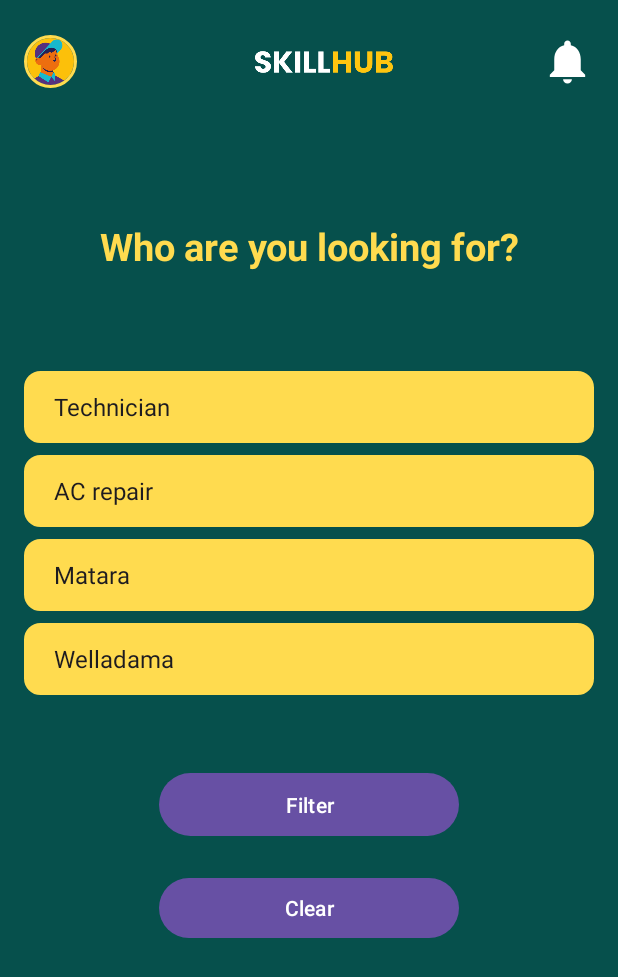
After one commit to pavithrailankoon/skillshub, an Android app: the FilterActivity screen opened directly, with no data from a screen before it, on a phone screen of 412 x 824 dp. The commit adds this screen. Shown: the top 977 px of the screen. Run offline under Robolectric (Android 15) with nearby library versions, the phone set to English and light mode, and no system bars; our stand-ins replace CircleImageView.

Commit message:
Create filter

```diff
--- /dev/null
+++ b/app/src/main/java/com/example/skillshub/FilterActivity.java
@@ -0,0 +1,45 @@
+package com.example.skillshub;
+
+import android.content.Intent;
+import android.os.Bundle;
+
+import androidx.activity.EdgeToEdge;
+import androidx.appcompat.app.AppCompatActivity;
+
+import android.view.View;
+import android.widget.AutoCompleteTextView;
+import android.widget.ArrayAdapter;
+import android.widget.ImageView;
+
+public class FilterActivity extends AppCompatActivity {
+
+    @Override
+    protected void onCreate(Bundle savedInstanceState) {
+        super.onCreate(savedInstanceState);
+        EdgeToEdge.enable(this);
+        setContentView(R.layout.activity_filter);
+
+        // Find the ImageView by its ID
+        ImageView imageView = findViewById(R.id.avatar);
+
+
+
+//        AutoCompleteTextView autoCompleteTextView = findViewById(R.id.autoCompleteTextView);
+//
+//        // Create an ArrayAdapter with the list of items
+//        ArrayAdapter<String> adapter = new ArrayAdapter<>(this, android.R.layout.simple_dropdown_item_1line, items);
+//
+//        // Set the adapter to the AutoCompleteTextView
+//        autoCompleteTextView.setAdapter(adapter);
+//
+//        // Set the adapter to the AutoCompleteTextView
+//        autoCompleteTextView.setAdapter(adapter);
+//
+//        // Optional: Set the threshold value to start searching after 1 character
+//        autoCompleteTextView.setThreshold(1);
+//    }
+//    private static final String[] items = new String[] {
+//            "Belgium", "France", "Italy", "Germany", "Spain"
+//    };
+    }
+}
--- /dev/null
+++ b/app/src/main/java/com/example/skillshub/firebase/TestFirebaseActivity.java
@@ -0,0 +1,52 @@
+package com.example.skillshub.firebase;
+
+import android.os.Bundle;
+import android.widget.Toast;
+
+import androidx.activity.EdgeToEdge;
+import androidx.annotation.NonNull;
+import androidx.appcompat.app.AppCompatActivity;
+import androidx.core.graphics.Insets;
+import androidx.core.view.ViewCompat;
+import androidx.core.view.WindowInsetsCompat;
+
+import com.example.skillshub.R;
+import com.google.android.gms.tasks.OnFailureListener;
+import com.google.android.gms.tasks.OnSuccessListener;
+import com.google.firebase.firestore.DocumentReference;
+import com.google.firebase.firestore.FirebaseFirestore;
+
+import java.util.HashMap;
+import java.util.Map;
+
+public class TestFirebaseActivity extends AppCompatActivity {
+
+    FirebaseFirestore firestore;
+
+    @Override
+    protected void onCreate(Bundle savedInstanceState) {
+
+        super.onCreate(savedInstanceState);
+        EdgeToEdge.enable(this);
+        setContentView(R.layout.activity_main);
+
+        firestore = FirebaseFirestore.getInstance();
+
+        Map<String, Object> user = new HashMap<>();
+        user.put("first name", "Kusal");
+        user.put("last name", "Mendis");
+        user.put("description", "Cricketer");
+
+        firestore.collection("user").add(user).addOnSuccessListener(new OnSuccessListener<DocumentReference>() {
+            @Override
+            public void onSuccess(DocumentReference documentReference) {
+                Toast.makeText(getApplicationContext(), "Success", Toast.LENGTH_LONG).show();
+            }
+        }).addOnFailureListener(new OnFailureListener() {
+            @Override
+            public void onFailure(@NonNull Exception e) {
+                Toast.makeText(getApplicationContext(), "Failure", Toast.LENGTH_LONG).show();
+            }
+        });
+    }
+}
--- /dev/null
+++ b/app/src/main/res/layout/activity_filter.xml
@@ -0,0 +1,141 @@
+<?xml version="1.0" encoding="utf-8"?>
+<androidx.constraintlayout.widget.ConstraintLayout
+    xmlns:android="http://schemas.android.com/apk/res/android"
+    xmlns:app="http://schemas.android.com/apk/res-auto"
+    xmlns:tools="http://schemas.android.com/tools"
+    android:id="@+id/main"
+    android:layout_width="match_parent"
+    android:layout_height="match_parent"
+    tools:context=".FilterActivity">
+
+    <!-- AppBar of home page -->
+    <include
+        android:id="@+id/appbar_include"
+        layout="@layout/appbar_home"
+        android:layout_width="0dp"
+        android:layout_height="wrap_content"
+        app:layout_constraintTop_toTopOf="parent"
+        app:layout_constraintStart_toStartOf="parent"
+        app:layout_constraintEnd_toEndOf="parent" />
+
+    <!-- NestedScrollView for content -->
+    <androidx.constraintlayout.widget.ConstraintLayout
+        android:id="@+id/nested_scroll_view"
+        android:layout_width="0dp"
+        android:layout_height="0dp"
+        android:background="@color/background_green"
+        app:layout_constraintBottom_toBottomOf="parent"
+        app:layout_constraintEnd_toEndOf="parent"
+        app:layout_constraintHorizontal_bias="0.0"
+        app:layout_constraintStart_toStartOf="parent"
+        app:layout_constraintTop_toBottomOf="@id/appbar_include"
+        app:layout_constraintVertical_bias="0.804">
+
+        <!-- FilterActivity code -->
+        <LinearLayout
+            android:layout_width="match_parent"
+            android:layout_height="match_parent"
+            android:orientation="vertical">
+
+            <TextView
+                android:id="@+id/filterDialogTitle"
+                android:layout_width="match_parent"
+                android:layout_height="wrap_content"
+                android:layout_marginTop="64dp"
+                android:gravity="center_horizontal"
+                android:text="@string/filter_topic"
+                android:textColor="@color/yellow"
+                android:textSize="25dp"
+                android:textStyle="bold" />
+
+            <LinearLayout
+                android:layout_width="match_parent"
+                android:layout_height="wrap_content"
+                android:orientation="vertical"
+                android:padding="16dp"
+                android:layout_marginTop="50dp">
+
+                <Spinner
+                    android:id="@+id/spinner_category"
+                    android:layout_width="match_parent"
+                    android:layout_height="48dp"
+                    android:minWidth="150dp"
+                    android:layout_marginBottom="8dp"
+                    android:entries="@array/spinner_category"
+                    android:background="@drawable/spinner_border"
+                    android:padding="12dp"
+                    android:backgroundTint="@color/yellow"
+                    android:textColor="@color/white"
+                    android:spinnerMode="dropdown"/>
+
+                <Spinner
+                    android:id="@+id/spinner_sub_category"
+                    android:layout_width="match_parent"
+                    android:layout_height="48dp"
+                    android:minWidth="150dp"
+                    android:layout_marginBottom="8dp"
+                    android:entries="@array/spinner_sub_category"
+                    android:background="@drawable/spinner_border"
+                    android:padding="12dp"
+                    android:backgroundTint="@color/yellow"
+                    android:textColor="@color/white"
+                    android:spinnerMode="dropdown"/>
+
+                <Spinner
+                    android:id="@+id/spinner_district"
+                    android:layout_width="match_parent"
+                    android:layout_height="48dp"
+                    android:minWidth="150dp"
+                    android:layout_marginBottom="8dp"
+                    android:entries="@array/spinner_district"
+                    android:background="@drawable/spinner_border"
+                    android:padding="12dp"
+                    android:backgroundTint="@color/yellow"
+                    android:textColor="@color/white"
+                    android:spinnerMode="dropdown"/>
+
+                <Spinner
+                    android:id="@+id/spinner_city"
+                    android:layout_width="match_parent"
+                    android:layout_height="48dp"
+                    android:minWidth="150dp"
+                    android:entries="@array/spinner_city"
+                    android:background="@drawable/spinner_border"
+                    android:padding="12dp"
+                    android:backgroundTint="@color/yellow"
+                    android:textColor="@color/white"
+                    android:spinnerMode="dropdown"/>
+
+
+            </LinearLayout>
+
+            <LinearLayout
+                android:layout_width="200dp"
+                android:layout_height="match_parent"
+                android:orientation="vertical"
+                android:layout_marginBottom="20dp"
+                android:layout_margin="32dp"
+                android:layout_gravity="center">
+
+                <Button
+                    android:id="@+id/filter_button"
+                    android:layout_width="match_parent"
+                    android:layout_height="50dp"
+                    android:layout_marginBottom="20dp"
+                    android:text="Filter" />
+
+                <Button
+                    android:id="@+id/filter_clear_button"
+                    android:layout_width="match_parent"
+                    android:layout_height="wrap_content"
+                    android:backgroundTintMode="src_in"
+                    android:text="Clear" />
+            </LinearLayout>
+
+        </LinearLayout>
+
+        <!-- Main category -->
+
+    </androidx.constraintlayout.widget.ConstraintLayout>
+
+</androidx.constraintlayout.widget.ConstraintLayout>
--- a/app/src/main/res/values/strings.xml
+++ b/app/src/main/res/values/strings.xml
@@ -1,3 +1,59 @@
 <resources>
-    <string name="app_name">Skillshub</string>
+    <string name="app_name">SkillHub</string>
+
+    <!-- Strings of activity_signup -->
+    <string name="signup_topic">Create A New Account</string>
+    <string name="signup_verify_email">Verify email</string>
+    <string name="signup_verify_email_desc">Check your inbox and click verification link.</string>
+    <string name="signup_profileimg_desc">Profile Photo</string>
+    <string name="signup_verify_nic">NIC Verification</string>
+    <string name="signup_verify_nic_front">NIC front image</string>
+    <string name="signup_verify_nic_back">NIC back image </string>
+    <string name="signup_verify_br">Business Registration Verification</string>
+    <string name="signup_verify_br_desc">Upload your business registration certificate picture (If you have)</string>
+    <string name="signup_select_category">Select what you can</string>
+
+    <!-- Strings of activity_filter -->
+    <string name="filter_topic">Who are you looking for?</string>
+    <string name="filter_category">Category</string>
+    <string name="filter_subcategory">Sub Category</string>
+    <string name="filter_location">Location</string>
+    <string-array name="spinner_category">
+        <item>Technician</item>
+        <item>Vehicle</item>
+        <item>Construction</item>
+        <item>Events</item>
+    </string-array>
+    <string-array name="spinner_sub_category">
+        <item>AC repair</item>
+        <item>CCTV</item>
+        <item>TV/Radio electronic repair</item>
+        <item>Electricity</item>
+    </string-array>
+    <string-array name="spinner_district">
+        <item>Matara</item>
+        <item>Galle</item>
+        <item>Colombo</item>
+        <item>Kandy</item>
+    </string-array>
+    <string-array name="spinner_city">
+        <item>Welladama</item>
+        <item>Maddawatta</item>
+        <item>Devundara</item>
+        <item>Matara Town</item>
+    </string-array>
+
+    <!-- Strings related to login -->
+    <string name="prompt_email">Email</string>
+    <string name="prompt_password">Password</string>
+    <string name="action_sign_in">Sign in or register</string>
+    <string name="action_sign_in_short">Sign in</string>
+    <string name="welcome">"Welcome!"</string>
+    <string name="invalid_username">Not a valid username</string>
+    <string name="invalid_password">Password must be >5 characters</string>
+    <string name="login_failed">"Login failed"</string>
+    <!-- TODO: Remove or change this placeholder text -->
+    <string name="hello_blank_fragment">Hello blank fragment</string>
+
+
 </resources>
--- /dev/null
+++ b/app/src/main/res/xml/file_paths.xml
@@ -0,0 +1,6 @@
+<?xml version="1.0" encoding="utf-8"?>
+<paths xmlns:android="http://schemas.android.com/apk/res/android">
+    <external-files-path
+        name="my_images"
+        path="DCMI" />
+</paths>
--- a/gradle/libs.versions.toml
+++ b/gradle/libs.versions.toml
@@ -11,6 +11,9 @@ googleGmsGoogleServices = "4.4.2"
 firebaseAuth = "23.0.0"
 firebaseDatabase = "21.0.0"
 firebaseFirestore = "25.0.0"
+annotation = "1.6.0"
+lifecycleLivedataKtx = "2.8.4"
+lifecycleViewmodelKtx = "2.8.4"
 
 [libraries]
 junit = { group = "junit", name = "junit", version.ref = "junit" }
@@ -23,6 +26,9 @@ constraintlayout = { group = "androidx.constraintlayout", name = "constraintlayo
 firebase-auth = { group = "com.google.firebase", name = "firebase-auth", version.ref = "firebaseAuth" }
 firebase-database = { group = "com.google.firebase", name = "firebase-database", version.ref = "firebaseDatabase" }
 firebase-firestore = { group = "com.google.firebase", name = "firebase-firestore", version.ref = "firebaseFirestore" }
+annotation = { group = "androidx.annotation", name = "annotation", version.ref = "annotation" }
+lifecycle-livedata-ktx = { group = "androidx.lifecycle", name = "lifecycle-livedata-ktx", version.ref = "lifecycleLivedataKtx" }
+lifecycle-viewmodel-ktx = { group = "androidx.lifecycle", name = "lifecycle-viewmodel-ktx", version.ref = "lifecycleViewmodelKtx" }
 
 [plugins]
 android-application = { id = "com.android.application", version.ref = "agp" }
```
Also changed, not shown: app/build.gradle (+10 -1 lines).
